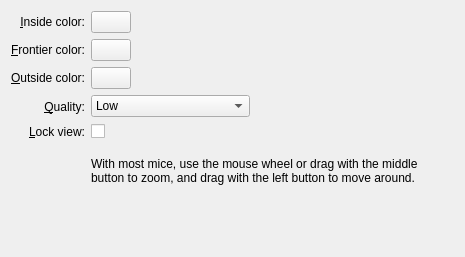
The window that wallpapers/mandelbrot/config.ui (KDE/kdeplasma-addons) describes before a commit, drawn with Qt 5.
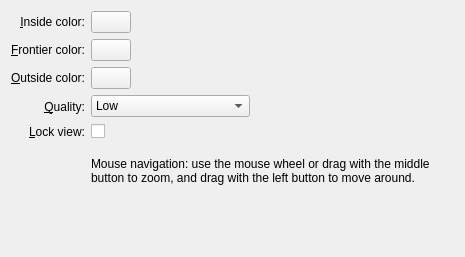
The same window after the commit. Custom widgets are drawn as their Qt base class.

Diff of the .ui file:
```diff
--- a/wallpapers/mandelbrot/config.ui
+++ b/wallpapers/mandelbrot/config.ui
@@ -268,7 +268,7 @@
       <enum>Qt::LeftToRight</enum>
      </property>
      <property name="text">
-      <string>With most mice, use the mouse wheel or drag with the middle button to zoom, and drag with the left button to move around.</string>
+      <string>Mouse navigation: use the mouse wheel or drag with the middle button to zoom, and drag with the left button to move around.</string>
      </property>
      <property name="scaledContents">
       <bool>false</bool>
```
